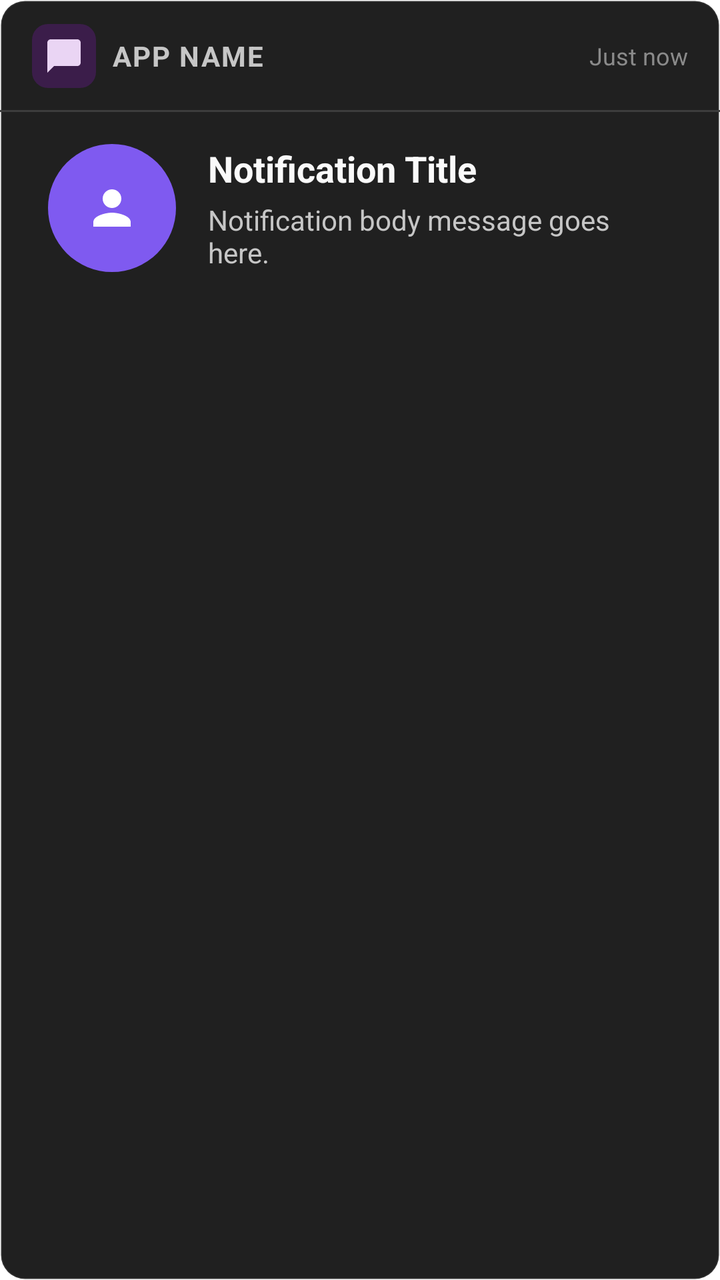
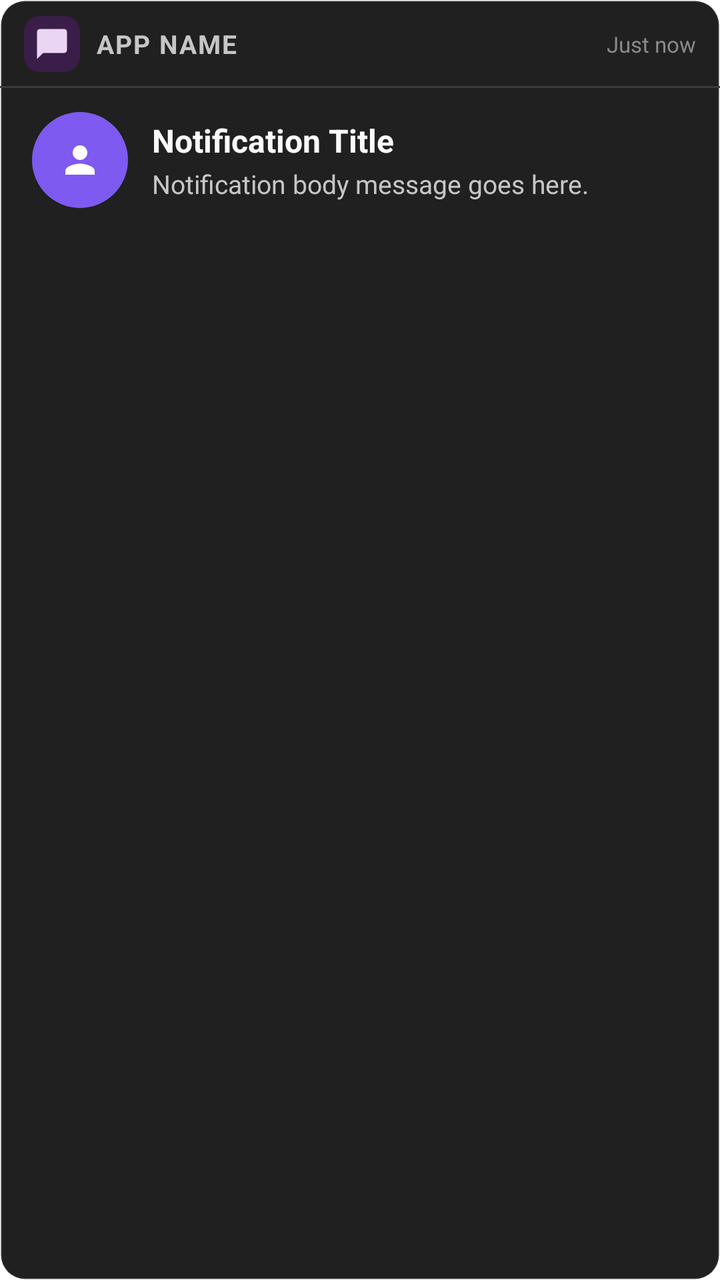

Compare the two renders of this Android layout. The source of the first and the diff that turns it into the second are given below.
<!-- AndroidManifest.xml: fallback theme Theme.MaterialComponents.DayNight.NoActionBar -->
<!-- res/layout/notification_overlay_layout.xml -->
<?xml version="1.0" encoding="utf-8"?>
<LinearLayout xmlns:android="http://schemas.android.com/apk/res/android"
    android:id="@+id/overlayRoot"
    android:layout_width="340dp"
    android:layout_height="wrap_content"
    android:orientation="vertical"
    android:background="@drawable/overlay_toast_background"
    android:elevation="16dp">

    
    <LinearLayout
        android:layout_width="match_parent"
        android:layout_height="wrap_content"
        android:orientation="horizontal"
        android:gravity="center_vertical"
        android:paddingHorizontal="16dp"
        android:paddingVertical="12dp"
        android:background="@drawable/overlay_header_divider">

        <LinearLayout
            android:layout_width="0dp"
            android:layout_height="wrap_content"
            android:layout_weight="1"
            android:orientation="horizontal"
            android:gravity="center_vertical">

            <FrameLayout
                android:id="@+id/headerIconFrame"
                android:layout_width="32dp"
                android:layout_height="32dp"
                android:background="@drawable/header_icon_bg"
                android:gravity="center">

                <ImageView
                    android:id="@+id/headerIcon"
                    android:layout_width="20dp"
                    android:layout_height="20dp"
                    android:layout_gravity="center"
                    android:src="@drawable/ic_chat"
                    android:tint="@color/on_primary_container" />
            </FrameLayout>

            <TextView
                android:id="@+id/appNameText"
                android:layout_width="wrap_content"
                android:layout_height="wrap_content"
                android:layout_marginStart="8dp"
                android:text="APP NAME"
                android:textColor="@color/on_surface_variant"
                android:textSize="14sp"
                android:textStyle="bold"
                android:letterSpacing="0.05"
                android:maxLines="1"
                android:ellipsize="end" />
        </LinearLayout>

        <TextView
            android:id="@+id/timeText"
            android:layout_width="wrap_content"
            android:layout_height="wrap_content"
            android:text="Just now"
            android:textColor="@color/outline"
            android:textSize="12sp" />
    </LinearLayout>

    
    <LinearLayout
        android:layout_width="match_parent"
        android:layout_height="wrap_content"
        android:orientation="horizontal"
        android:gravity="center_vertical"
        android:paddingHorizontal="24dp"
        android:paddingTop="16dp"
        android:paddingBottom="12dp">

        <FrameLayout
            android:id="@+id/avatarFrame"
            android:layout_width="64dp"
            android:layout_height="64dp">

            <ImageView
                android:id="@+id/avatarImage"
                android:layout_width="64dp"
                android:layout_height="64dp"
                android:scaleType="centerCrop"
                android:background="@drawable/fallback_icon_bg"
                android:clipToOutline="true"
                android:visibility="gone" />

            <FrameLayout
                android:id="@+id/fallbackIndicator"
                android:layout_width="64dp"
                android:layout_height="64dp"
                android:background="@drawable/fallback_icon_bg"
                android:visibility="visible">

                <ImageView
                    android:id="@+id/fallbackGlyph"
                    android:layout_width="28dp"
                    android:layout_height="28dp"
                    android:layout_gravity="center"
                    android:src="@drawable/ic_person_placeholder"
                    android:tint="#FFFFFFFF" />
            </FrameLayout>

            <ImageView
                android:id="@+id/onlineDot"
                android:layout_width="16dp"
                android:layout_height="16dp"
                android:layout_gravity="bottom|right"
                android:layout_marginBottom="-2dp"
                android:layout_marginRight="-2dp"
                android:src="@drawable/online_indicator"
                android:visibility="gone" />
        </FrameLayout>

        <LinearLayout
            android:layout_width="0dp"
            android:layout_height="wrap_content"
            android:layout_weight="1"
            android:layout_marginStart="16dp"
            android:orientation="vertical">

            <TextView
                android:id="@+id/titleText"
                android:layout_width="match_parent"
                android:layout_height="wrap_content"
                android:text="Notification Title"
                android:textColor="@color/on_surface"
                android:textSize="18sp"
                android:textStyle="bold"
                android:maxLines="1"
                android:ellipsize="end" />

            <TextView
                android:id="@+id/bodyText"
                android:layout_width="match_parent"
                android:layout_height="wrap_content"
                android:layout_marginTop="4dp"
                android:text="Notification body message goes here."
                android:textColor="@color/on_surface_variant"
                android:textSize="14sp"
                android:maxLines="2"
                android:ellipsize="end" />
        </LinearLayout>
    </LinearLayout>

    
    <LinearLayout
        android:id="@+id/actionRow"
        android:layout_width="match_parent"
        android:layout_height="wrap_content"
        android:orientation="horizontal"
        android:paddingHorizontal="24dp"
        android:paddingBottom="16dp"
        android:visibility="gone">

        <Button
            android:id="@+id/primaryActionButton"
            android:layout_width="0dp"
            android:layout_height="48dp"
            android:layout_weight="1"
            android:layout_marginEnd="8dp"
            android:background="@drawable/action_button_primary_bg"
            android:text="Read More"
            android:textColor="@color/on_surface"
            android:textSize="14sp"
            android:textAllCaps="false"
            android:drawableStart="@drawable/ic_open_in_full"
            android:drawablePadding="6dp"
            android:gravity="center"
            android:stateListAnimator="@null" />

        <Button
            android:id="@+id/secondaryActionButton"
            android:layout_width="0dp"
            android:layout_height="48dp"
            android:layout_weight="1"
            android:background="@drawable/action_button_secondary_bg"
            android:text="Dismiss"
            android:textColor="@color/on_surface_variant"
            android:textSize="14sp"
            android:textAllCaps="false"
            android:drawableStart="@drawable/ic_close"
            android:drawablePadding="6dp"
            android:gravity="center"
            android:stateListAnimator="@null" />
    </LinearLayout>

    
    <LinearLayout
        android:id="@+id/remoteHintRow"
        android:layout_width="match_parent"
        android:layout_height="wrap_content"
        android:orientation="horizontal"
        android:gravity="center"
        android:paddingHorizontal="24dp"
        android:paddingVertical="8dp"
        android:background="#26444655"
        android:visibility="gone">

        <LinearLayout
            android:layout_width="wrap_content"
            android:layout_height="wrap_content"
            android:orientation="horizontal"
            android:gravity="center"
            android:layout_marginEnd="16dp">

            <TextView
                android:layout_width="20dp"
                android:layout_height="20dp"
                android:gravity="center"
                android:text="BACK"
                android:textColor="@color/surface_dim"
                android:textSize="8sp"
                android:textStyle="bold"
                android:background="@drawable/remote_key_bg" />

            <TextView
                android:layout_width="wrap_content"
                android:layout_height="wrap_content"
                android:layout_marginStart="6dp"
                android:text="to close"
                android:textColor="@color/outline"
                android:textSize="11sp"
                android:letterSpacing="0.02"
                android:textAllCaps="true" />
        </LinearLayout>

        <LinearLayout
            android:layout_width="wrap_content"
            android:layout_height="wrap_content"
            android:orientation="horizontal"
            android:gravity="center">

            <TextView
                android:layout_width="20dp"
                android:layout_height="20dp"
                android:gravity="center"
                android:text="OK"
                android:textColor="@color/surface_dim"
                android:textSize="8sp"
                android:textStyle="bold"
                android:background="@drawable/remote_key_bg_circle" />

            <TextView
                android:layout_width="wrap_content"
                android:layout_height="wrap_content"
                android:layout_marginStart="6dp"
                android:text="to view"
                android:textColor="@color/outline"
                android:textSize="11sp"
                android:letterSpacing="0.02"
                android:textAllCaps="true" />
        </LinearLayout>
    </LinearLayout>
</LinearLayout>
<!-- resources referenced by this layout -->
<resources>
  <color name="on_primary_container">#ead5f4</color>
  <color name="on_surface">#fafafa</color>
  <color name="on_surface_variant">#c6c6c6</color>
  <color name="outline">#8a8a8a</color>
  <color name="surface_dim">#121316</color>
  <!-- drawable action_button_primary_bg (drawable) -->
  <?xml version="1.0" encoding="utf-8"?>
  <shape xmlns:android="http://schemas.android.com/apk/res/android"
      android:shape="rectangle">
      <solid android:color="@color/surface_bright" />
      <corners android:radius="8dp" />
  </shape>
  <!-- drawable action_button_secondary_bg (drawable) -->
  <?xml version="1.0" encoding="utf-8"?>
  <shape xmlns:android="http://schemas.android.com/apk/res/android"
      android:shape="rectangle">
      <solid android:color="@color/surface_container" />
      <stroke android:width="1dp" android:color="@color/outline_variant" />
      <corners android:radius="8dp" />
  </shape>
  <!-- drawable fallback_icon_bg (drawable) -->
  <?xml version="1.0" encoding="utf-8"?>
  <shape xmlns:android="http://schemas.android.com/apk/res/android"
      android:shape="oval">
      <solid android:color="#FF7F5AF0" />
  </shape>
  <!-- drawable header_icon_bg (drawable) -->
  <?xml version="1.0" encoding="utf-8"?>
  <shape xmlns:android="http://schemas.android.com/apk/res/android"
      android:shape="rectangle">
      <solid android:color="@color/primary_container" />
      <corners android:radius="8dp" />
  </shape>
  <!-- drawable ic_chat (drawable) -->
  <vector xmlns:android="http://schemas.android.com/apk/res/android"
      android:width="20dp"
      android:height="20dp"
      android:viewportWidth="24"
      android:viewportHeight="24">
    <path
        android:fillColor="#FFFFFFFF"
        android:pathData="M20,2H4c-1.1,0 -2,0.9 -2,2v18l4,-4h14c1.1,0 2,-0.9 2,-2V4c0,-1.1 -0.9,-2 -2,-2z"/>
  </vector>
  <!-- drawable ic_close (drawable) -->
  <vector xmlns:android="http://schemas.android.com/apk/res/android"
      android:width="18dp"
      android:height="18dp"
      android:viewportWidth="24"
      android:viewportHeight="24">
    <path
        android:fillColor="#FFFFFFFF"
        android:pathData="M19,6.41L17.59,5 12,10.59 6.41,5 5,6.41 10.59,12 5,17.59 6.41,19 12,13.41 17.59,19 19,17.59 13.41,12z"/>
  </vector>
  <!-- drawable online_indicator (drawable) -->
  <?xml version="1.0" encoding="utf-8"?>
  <shape xmlns:android="http://schemas.android.com/apk/res/android"
      android:shape="oval">
      <solid android:color="@color/green_500" />
      <size android:width="16dp" android:height="16dp" />
  </shape>
  <!-- drawable overlay_toast_background (drawable) -->
  <?xml version="1.0" encoding="utf-8"?>
  <shape xmlns:android="http://schemas.android.com/apk/res/android"
      android:shape="rectangle">
      <solid android:color="@color/surface_container" />
      <stroke android:width="1dp" android:color="#1AFFFFFF" />
      <corners android:radius="12dp" />
  </shape>
  <!-- drawable remote_key_bg (drawable) -->
  <?xml version="1.0" encoding="utf-8"?>
  <shape xmlns:android="http://schemas.android.com/apk/res/android"
      android:shape="rectangle">
      <solid android:color="@color/on_background" />
      <corners android:radius="3dp" />
  </shape>
  <!-- drawable remote_key_bg_circle (drawable) -->
  <?xml version="1.0" encoding="utf-8"?>
  <shape xmlns:android="http://schemas.android.com/apk/res/android"
      android:shape="oval">
      <solid android:color="@color/on_background" />
  </shape>
  <color name="surface_bright">#37383c</color>
  <color name="surface_container">#202020</color>
  <color name="outline_variant">#3d3d3d</color>
  <color name="primary_container">#3b1d4a</color>
  <color name="green_500">#22c55e</color>
  <color name="on_background">#fafafa</color>
  <!-- unchanged entries left out for length: 3 -->
</resources>

<!-- the commit's change to res/layout/notification_overlay_layout.xml (unified diff, before → after) -->
@@ -13,8 +13,8 @@
         android:layout_height="wrap_content"
         android:orientation="horizontal"
         android:gravity="center_vertical"
-        android:paddingHorizontal="16dp"
-        android:paddingVertical="12dp"
+        android:paddingHorizontal="12dp"
+        android:paddingVertical="8dp"
         android:background="@drawable/overlay_header_divider">
 
         <LinearLayout
@@ -26,15 +26,15 @@
 
             <FrameLayout
                 android:id="@+id/headerIconFrame"
-                android:layout_width="32dp"
-                android:layout_height="32dp"
+                android:layout_width="28dp"
+                android:layout_height="28dp"
                 android:background="@drawable/header_icon_bg"
                 android:gravity="center">
 
                 <ImageView
                     android:id="@+id/headerIcon"
-                    android:layout_width="20dp"
-                    android:layout_height="20dp"
+                    android:layout_width="18dp"
+                    android:layout_height="18dp"
                     android:layout_gravity="center"
                     android:src="@drawable/ic_chat"
                     android:tint="@color/on_primary_container" />
@@ -47,7 +47,7 @@
                 android:layout_marginStart="8dp"
                 android:text="APP NAME"
                 android:textColor="@color/on_surface_variant"
-                android:textSize="14sp"
+                android:textSize="13sp"
                 android:textStyle="bold"
                 android:letterSpacing="0.05"
                 android:maxLines="1"
@@ -60,7 +60,7 @@
             android:layout_height="wrap_content"
             android:text="Just now"
             android:textColor="@color/outline"
-            android:textSize="12sp" />
+            android:textSize="11sp" />
     </LinearLayout>
 
     
@@ -69,19 +69,19 @@
         android:layout_height="wrap_content"
         android:orientation="horizontal"
         android:gravity="center_vertical"
-        android:paddingHorizontal="24dp"
-        android:paddingTop="16dp"
-        android:paddingBottom="12dp">
+        android:paddingHorizontal="16dp"
+        android:paddingTop="12dp"
+        android:paddingBottom="10dp">
 
         <FrameLayout
             android:id="@+id/avatarFrame"
-            android:layout_width="64dp"
-            android:layout_height="64dp">
+            android:layout_width="48dp"
+            android:layout_height="48dp">
 
             <ImageView
                 android:id="@+id/avatarImage"
-                android:layout_width="64dp"
-                android:layout_height="64dp"
+                android:layout_width="48dp"
+                android:layout_height="48dp"
                 android:scaleType="centerCrop"
                 android:background="@drawable/fallback_icon_bg"
                 android:clipToOutline="true"
@@ -89,15 +89,15 @@
 
             <FrameLayout
                 android:id="@+id/fallbackIndicator"
-                android:layout_width="64dp"
-                android:layout_height="64dp"
+                android:layout_width="48dp"
+                android:layout_height="48dp"
                 android:background="@drawable/fallback_icon_bg"
                 android:visibility="visible">
 
                 <ImageView
                     android:id="@+id/fallbackGlyph"
-                    android:layout_width="28dp"
-                    android:layout_height="28dp"
+                    android:layout_width="22dp"
+                    android:layout_height="22dp"
                     android:layout_gravity="center"
                     android:src="@drawable/ic_person_placeholder"
                     android:tint="#FFFFFFFF" />
@@ -105,11 +105,11 @@
 
             <ImageView
                 android:id="@+id/onlineDot"
-                android:layout_width="16dp"
-                android:layout_height="16dp"
+                android:layout_width="12dp"
+                android:layout_height="12dp"
                 android:layout_gravity="bottom|right"
-                android:layout_marginBottom="-2dp"
-                android:layout_marginRight="-2dp"
+                android:layout_marginBottom="-1dp"
+                android:layout_marginRight="-1dp"
                 android:src="@drawable/online_indicator"
                 android:visibility="gone" />
         </FrameLayout>
@@ -118,7 +118,7 @@
             android:layout_width="0dp"
             android:layout_height="wrap_content"
             android:layout_weight="1"
-            android:layout_marginStart="16dp"
+            android:layout_marginStart="12dp"
             android:orientation="vertical">
 
             <TextView
@@ -127,7 +127,7 @@
                 android:layout_height="wrap_content"
                 android:text="Notification Title"
                 android:textColor="@color/on_surface"
-                android:textSize="18sp"
+                android:textSize="16sp"
                 android:textStyle="bold"
                 android:maxLines="1"
                 android:ellipsize="end" />
@@ -136,10 +136,10 @@
                 android:id="@+id/bodyText"
                 android:layout_width="match_parent"
                 android:layout_height="wrap_content"
-                android:layout_marginTop="4dp"
+                android:layout_marginTop="2dp"
                 android:text="Notification body message goes here."
                 android:textColor="@color/on_surface_variant"
-                android:textSize="14sp"
+                android:textSize="13sp"
                 android:maxLines="2"
                 android:ellipsize="end" />
         </LinearLayout>
@@ -151,20 +151,20 @@
         android:layout_width="match_parent"
         android:layout_height="wrap_content"
         android:orientation="horizontal"
-        android:paddingHorizontal="24dp"
-        android:paddingBottom="16dp"
+        android:paddingHorizontal="16dp"
+        android:paddingBottom="12dp"
         android:visibility="gone">
 
         <Button
             android:id="@+id/primaryActionButton"
             android:layout_width="0dp"
-            android:layout_height="48dp"
+            android:layout_height="42dp"
             android:layout_weight="1"
             android:layout_marginEnd="8dp"
             android:background="@drawable/action_button_primary_bg"
             android:text="Read More"
             android:textColor="@color/on_surface"
-            android:textSize="14sp"
+            android:textSize="13sp"
             android:textAllCaps="false"
             android:drawableStart="@drawable/ic_open_in_full"
             android:drawablePadding="6dp"
@@ -174,12 +174,12 @@
         <Button
             android:id="@+id/secondaryActionButton"
             android:layout_width="0dp"
-            android:layout_height="48dp"
+            android:layout_height="42dp"
             android:layout_weight="1"
             android:background="@drawable/action_button_secondary_bg"
             android:text="Dismiss"
             android:textColor="@color/on_surface_variant"
-            android:textSize="14sp"
+            android:textSize="13sp"
             android:textAllCaps="false"
             android:drawableStart="@drawable/ic_close"
             android:drawablePadding="6dp"
@@ -194,8 +194,8 @@
         android:layout_height="wrap_content"
         android:orientation="horizontal"
         android:gravity="center"
-        android:paddingHorizontal="24dp"
-        android:paddingVertical="8dp"
+        android:paddingHorizontal="16dp"
+        android:paddingVertical="6dp"
         android:background="#26444655"
         android:visibility="gone">
 
